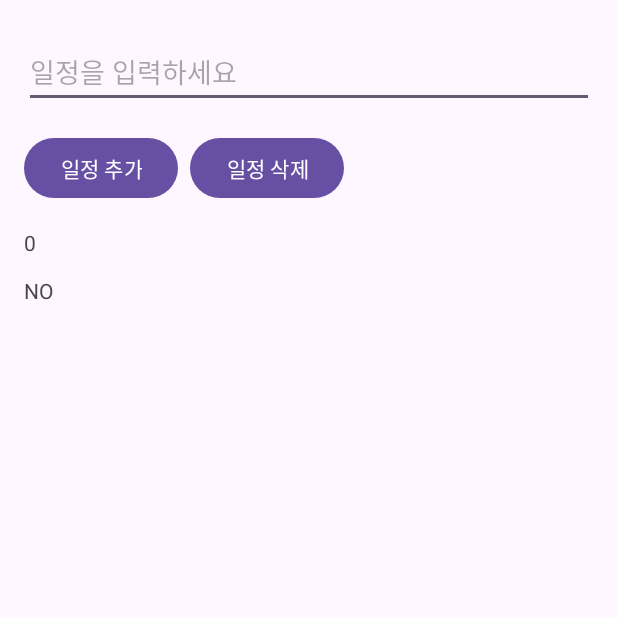
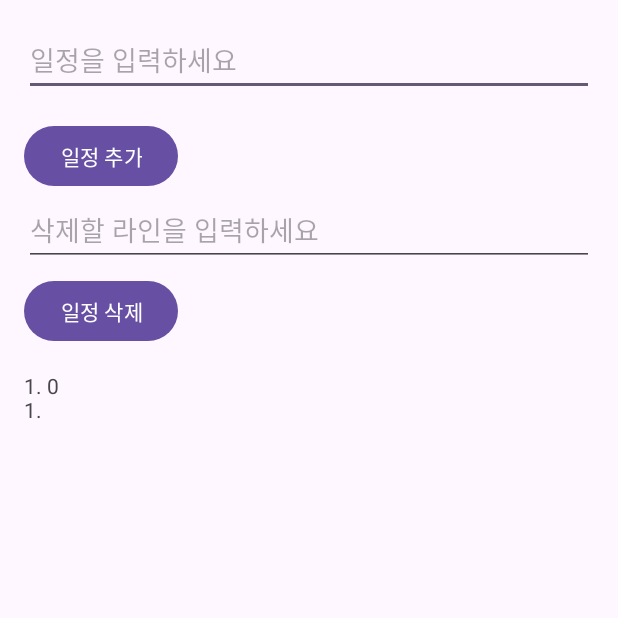
Before and after one commit to dhs82/SuperGrow, an Android app: the ScheduleActivity screen opened directly, with no data from a screen before it, after a tap on "일정 삭제", on a phone screen of 412 x 824 dp, the top half of it. Run offline under Robolectric (Android 15) with nearby library versions, the phone set to English and light mode, and no system bars; network calls fail; 1 other tap on this screen came first.

Commit message:
deleteAgrade

```diff
--- a/app/src/main/java/com/example/canlender_openpro/ScheduleActivity.java
+++ b/app/src/main/java/com/example/canlender_openpro/ScheduleActivity.java
@@ -25,7 +25,7 @@ import java.nio.file.StandardCopyOption;
 
 public class ScheduleActivity extends AppCompatActivity {
 
-    private EditText editTextSchedule;
+    private EditText editTextSchedule,deleteTextSchedule;
     private TextView textView2Schedule;
 
     @Override
@@ -34,6 +34,7 @@ public class ScheduleActivity extends AppCompatActivity {
         setContentView(R.layout.activity_schedule);
 
         editTextSchedule = findViewById(R.id.editTextSchedule);
+        deleteTextSchedule = findViewById(R.id.deleteTextSchedule);
         Button buttonAddSchedule = findViewById(R.id.buttonAddSchedule);
         Button buttonDeleteSchedule = findViewById(R.id.buttonDeleteSchedule);
         textView2Schedule = findViewById(R.id.textView2Schedule);
@@ -58,22 +59,32 @@ public class ScheduleActivity extends AppCompatActivity {
         buttonDeleteSchedule.setOnClickListener(new View.OnClickListener() {
             @Override
             public void onClick(View v) {
-                String lineString = editTextSchedule.getText().toString();
-                try {
+                String lineString = deleteTextSchedule.getText().toString();
+
+                // 입력이 자연수인지 검증
+                if (isValidPositiveInteger(lineString)) {
                     int line = Integer.parseInt(lineString);
-                    int tmp;
-                    tmp=(line-1)*2+2;
-                    deleteSchedule(userID, cYear, cMonth, cDay,tmp+1);
-                    // 여기서 'line' 변수를 사용할 수 있습니다.
-                } catch (NumberFormatException e) {
-                    // 문자열이 유효한 정수로 변환되지 않는 경우 예외 처리
-                    e.printStackTrace();
+                    int tmp = (line - 1) * 2 + 2;
+                    deleteSchedule(userID, cYear, cMonth, cDay, tmp + 1);
+                    // 'line' 변수를 사용할 수 있습니다.
+                } else {
+                    // 유효하지 않은 입력에 대한 오류 메시지 표시
+                    Toast.makeText(ScheduleActivity.this, "삭제할 라인은 자연수여야 합니다.", Toast.LENGTH_SHORT).show();
                 }
             }
         });
 
         // 저장된 일정을 표시
         updateScheduleTextView(userID, cYear, cMonth, cDay);
+    }
+    // 자연수인지 확인하는 유효성 검사 메서드
+    private boolean isValidPositiveInteger(String input) {
+        try {
+            int value = Integer.parseInt(input);
+            return value > 0;
+        } catch (NumberFormatException e) {
+            return false;
+        }
     }
 
     private String generateFileName(String userID, int cYear, int cMonth, int cDay) {
@@ -221,6 +232,7 @@ public class ScheduleActivity extends AppCompatActivity {
                 Toast.makeText(this, "일정이 삭제되었습니다.", Toast.LENGTH_SHORT).show();
             } else {
                 Toast.makeText(this, "삭제할 일정이 없습니다.", Toast.LENGTH_SHORT).show();
+                addScheduleplus(userID, cYear, cMonth, cDay);
             }
 
             // 업데이트된 일정을 TextView에 표시
@@ -310,9 +322,36 @@ public class ScheduleActivity extends AppCompatActivity {
             fis.close();
 
             String existingSchedules = new String(fileData);
+            String[] schedulesArray = existingSchedules.split("\n");
+
+            StringBuilder formattedSchedules = new StringBuilder();
+
+            //0번째 라인 출력하는 코드
+            formattedSchedules.append("1. ").append(schedulesArray[0]).append("\n");
+            for (int i = 1; i < schedulesArray.length; i += 2) {
+                formattedSchedules.append((i + 1) / 2).append(". ").append(schedulesArray[i]).append("\n");
+            }
+
+            textView2Schedule.setText(formattedSchedules.toString());
+        } catch (Exception e) {
+            e.printStackTrace();
+        }
+    }
+    //전 라인 호출 코드
+    /*private void updateScheduleTextView(String userID, int cYear, int cMonth, int cDay) {
+        String fname = generateFileName(userID, cYear, cMonth, cDay);
+
+        try {
+            FileInputStream fis = openFileInput(fname);
+            byte[] fileData = new byte[fis.available()];
+            fis.read(fileData);
+            fis.close();
+
+            String existingSchedules = new String(fileData);
             textView2Schedule.setText(existingSchedules);
         } catch (Exception e) {
             e.printStackTrace();
         }
-    }
+    }*/
+
 }
--- a/app/src/main/res/layout/activity_schedule.xml
+++ b/app/src/main/res/layout/activity_schedule.xml
@@ -3,39 +3,49 @@
     android:layout_height="match_parent"
     android:padding="16dp">
 
+    <!-- 일정 입력을 위한 EditText -->
     <EditText
         android:id="@+id/editTextSchedule"
         android:layout_width="match_parent"
         android:layout_height="wrap_content"
         android:hint="일정을 입력하세요"
-        android:layout_marginTop="8dp"
         android:minHeight="48dp" />
 
+    <!-- 일정 추가 버튼 -->
     <Button
         android:id="@+id/buttonAddSchedule"
         android:layout_width="wrap_content"
         android:layout_height="wrap_content"
         android:layout_below="@id/editTextSchedule"
         android:layout_marginTop="16dp"
-        android:text="일정 추가"
-        android:layout_marginEnd="8dp"
-        android:layout_marginRight="8dp" />
+        android:text="일정 추가" />
 
+    <!-- 삭제할 라인 입력을 위한 EditText -->
+
+    <!-- 일정 삭제 버튼 -->
+    <EditText
+        android:id="@+id/deleteTextSchedule"
+        android:layout_width="match_parent"
+        android:layout_height="wrap_content"
+        android:layout_below="@id/buttonAddSchedule"
+        android:layout_marginTop="1dp"
+        android:hint="삭제할 라인을 입력하세요"
+        android:minHeight="48dp" />
+
+    <!-- 텍스트뷰로 일정 표시 -->
     <Button
         android:id="@+id/buttonDeleteSchedule"
         android:layout_width="wrap_content"
         android:layout_height="wrap_content"
-        android:layout_below="@id/editTextSchedule"
-        android:layout_toEndOf="@id/buttonAddSchedule"
-        android:layout_toRightOf="@id/buttonAddSchedule"
-        android:layout_marginTop="16dp"
+        android:layout_below="@id/deleteTextSchedule"
+        android:layout_marginTop="6dp"
         android:text="일정 삭제" />
 
     <TextView
         android:id="@+id/textView2Schedule"
         android:layout_width="wrap_content"
         android:layout_height="wrap_content"
-        android:layout_below="@id/buttonAddSchedule"
+        android:layout_below="@id/buttonDeleteSchedule"
         android:layout_marginTop="16dp"
         android:text="일정이 없습니다" />
 
```
